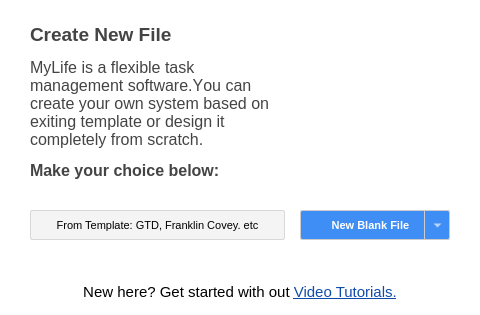
The window that src/mainwindow/newfile_dialog.ui (Accordeur/MyLife-UI) describes before a commit, drawn with Qt 5.
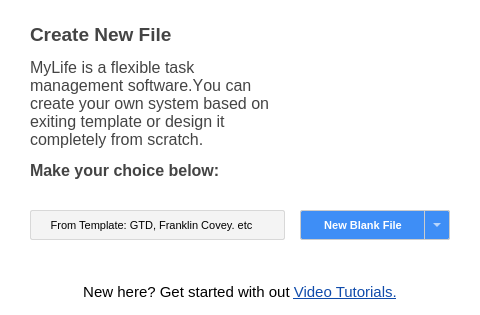
The same window after the commit. Icons and pictures are not drawn.

```diff
--- a/src/mainwindow/newfile_dialog.ui
+++ b/src/mainwindow/newfile_dialog.ui
@@ -152,11 +152,15 @@
     border: 1px solid #d8d8d8;
     border-radius: 2px;
     background-color: #f4f4f4;
+	padding-right: 12px;
 }
+
 .QToolButton::menu-indicator {
-    /*image: url(menu_indicator.png);*/
-    subcontrol-origin: padding;
-    subcontrol-position: right;
+    subcontrol-position: right center;
+	subcontrol-origin: padding;
+	width: 12px;
+	height: 12px;
+	right: 5px;
 }</string>
          </property>
          <property name="text">
@@ -214,19 +218,27 @@
      border: 1px solid #CCCCCC;
      border-radius: 2px;
      background-color: #3e8ef6;
+	 padding-right: 24px;
  }
 
 .QToolButton::menu-button {
-	background-color: rgb(62, 142, 246);
+	 background-color: rgb(62, 142, 246);
      border: 1px solid #CCCCCC;
      border-top-right-radius: 2px;
      border-bottom-right-radius: 2px;
      /* 16px width + 4px for border = 20px allocated above */
      width: 24px;
- }</string>
+ }
+
+.QToolButton::menu-arrow {
+    subcontrol-position: center;
+	subcontrol-origin: content;
+	width: 12px;
+	height: 12px;
+}</string>
          </property>
          <property name="text">
-          <string>New Blank File   </string>
+          <string>New Blank File</string>
          </property>
          <property name="popupMode">
           <enum>QToolButton::MenuButtonPopup</enum>
@@ -234,6 +246,9 @@
          <property name="toolButtonStyle">
           <enum>Qt::ToolButtonTextOnly</enum>
          </property>
+         <property name="arrowType">
+          <enum>Qt::NoArrow</enum>
+         </property>
         </widget>
        </item>
       </layout>
```
